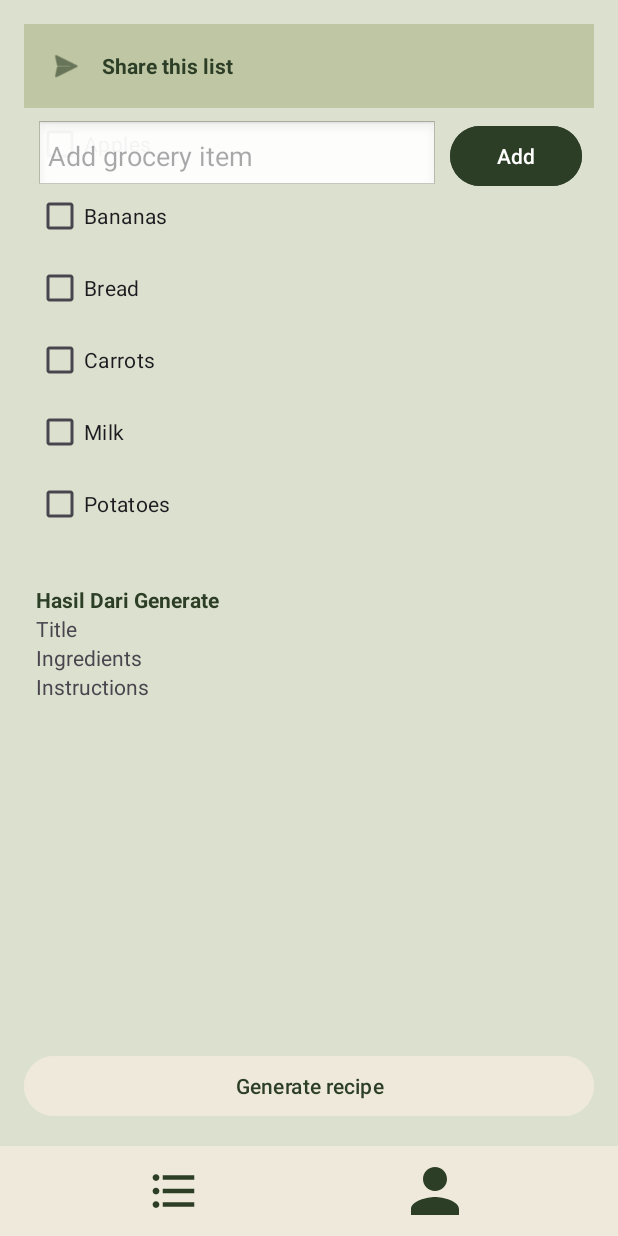
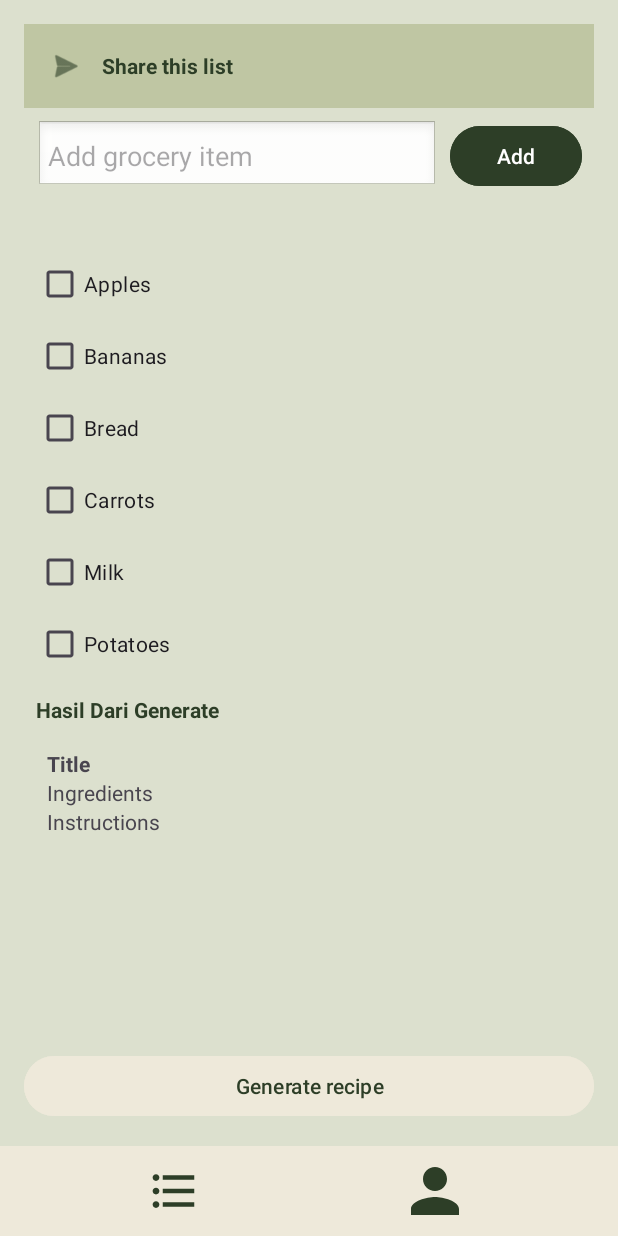
Before and after one commit to Visella/ListIt, an Android app: the MainActivity screen opened directly, with no data from a screen before it, on a phone screen of 412 x 824 dp. Run offline under Robolectric (Android 15) with nearby library versions, the phone set to English and light mode, and no system bars; our stand-ins replace Firebase (no records; nobody signed in at launch, a user with empty details on screens opened directly).

Commit message:
update view hasil generate

```diff
--- a/app/src/main/java/com/example/listit/MainActivity.kt
+++ b/app/src/main/java/com/example/listit/MainActivity.kt
@@ -42,6 +42,8 @@ open class MainActivity : AppCompatActivity() {
 
         val request = RecipeRequest(type = "ingredients", input = "telur, susu, tepung")
 
+
+        binding.generateButton.setOnClickListener {
             RetrofitClient.instance.generateRecipe(request)
                 .enqueue(object : retrofit2.Callback<RecipeResponse> {
                     override fun onResponse(call: retrofit2.Call<RecipeResponse>, response: Response<RecipeResponse>) {
@@ -61,6 +63,8 @@ open class MainActivity : AppCompatActivity() {
                         Toast.makeText(this@MainActivity, "Failed: ${t.message}", Toast.LENGTH_SHORT).show()
                     }
                 })
+        }
+
 
 
     }
--- a/app/src/main/res/layout/activity_main.xml
+++ b/app/src/main/res/layout/activity_main.xml
@@ -38,38 +38,84 @@
     </LinearLayout>
 
     <!-- Grocery list -->
+
+
     <LinearLayout
         android:id="@+id/grocery_list"
-        android:layout_width="0dp"
-        android:layout_height="0dp"
+        android:layout_width="360dp"
+        android:layout_height="326dp"
+        android:layout_marginHorizontal="24dp"
         android:orientation="vertical"
-        android:layout_marginHorizontal="24dp"
+        app:layout_constraintBottom_toTopOf="@id/generate_button"
+        app:layout_constraintEnd_toEndOf="parent"
+        app:layout_constraintHorizontal_bias="0.0"
+        app:layout_constraintStart_toStartOf="parent"
         app:layout_constraintTop_toBottomOf="@id/share_section"
-        app:layout_constraintBottom_toTopOf="@id/generate_button"
-        app:layout_constraintStart_toStartOf="parent"
-        app:layout_constraintEnd_toEndOf="parent">
+        app:layout_constraintVertical_bias="0.309">
 
-        <CheckBox android:layout_width="wrap_content" android:layout_height="wrap_content" android:text="Apples"/>
-        <CheckBox android:layout_width="wrap_content" android:layout_height="wrap_content" android:text="Bananas"/>
-        <CheckBox android:layout_width="wrap_content" android:layout_height="wrap_content" android:text="Bread"/>
-        <CheckBox android:layout_width="wrap_content" android:layout_height="wrap_content" android:text="Carrots"/>
-        <CheckBox android:layout_width="wrap_content" android:layout_height="wrap_content" android:text="Milk"/>
-        <CheckBox android:layout_width="wrap_content" android:layout_height="wrap_content" android:text="Potatoes"/>
+        <CheckBox
+            android:layout_width="wrap_content"
+            android:layout_height="wrap_content"
+            android:text="Apples" />
+
+        <CheckBox
+            android:layout_width="wrap_content"
+            android:layout_height="wrap_content"
+            android:text="Bananas" />
+
+        <CheckBox
+            android:layout_width="wrap_content"
+            android:layout_height="wrap_content"
+            android:text="Bread" />
+
+        <CheckBox
+            android:layout_width="wrap_content"
+            android:layout_height="wrap_content"
+            android:text="Carrots" />
+
+        <CheckBox
+            android:layout_width="wrap_content"
+            android:layout_height="wrap_content"
+            android:text="Milk" />
+
+        <CheckBox
+            android:layout_width="wrap_content"
+            android:layout_height="wrap_content"
+            android:text="Potatoes" />
 
         <TextView
             android:id="@+id/result_generate"
             android:layout_width="wrap_content"
             android:layout_height="wrap_content"
+            android:layout_marginTop="10dp"
             android:text="Hasil Dari Generate"
             android:textColor="#2D3E27"
-            android:textStyle="bold"
-            android:layout_marginTop="30dp"/>
+            android:textStyle="bold" />
+
+
+    </LinearLayout>
+
+    <ScrollView
+        android:layout_width="365dp"
+        android:layout_height="134dp"
+        android:layout_marginHorizontal="24dp"
+        app:layout_constraintEnd_toEndOf="parent"
+        app:layout_constraintStart_toStartOf="parent"
+        app:layout_constraintTop_toBottomOf="@id/grocery_list">
+
+        <LinearLayout
+            android:id="@+id/results"
+            android:layout_width="match_parent"
+            android:layout_height="wrap_content"
+            android:orientation="vertical"
+            android:padding="8dp">
 
             <TextView
                 android:id="@+id/titleTextView"
                 android:layout_width="match_parent"
                 android:layout_height="wrap_content"
-            android:text="Title" />
+                android:text="Title"
+                android:textStyle="bold" />
 
             <TextView
                 android:id="@+id/ingredientsTextView"
@@ -83,8 +129,12 @@
                 android:layout_height="wrap_content"
                 android:text="Instructions" />
 
+        </LinearLayout>
+    </ScrollView>
 
-    </LinearLayout>
+
+
+
 
     <!-- Generate Recipe Button -->
     <Button
```
Lines whose indentation alone changed are shown as unchanged.
